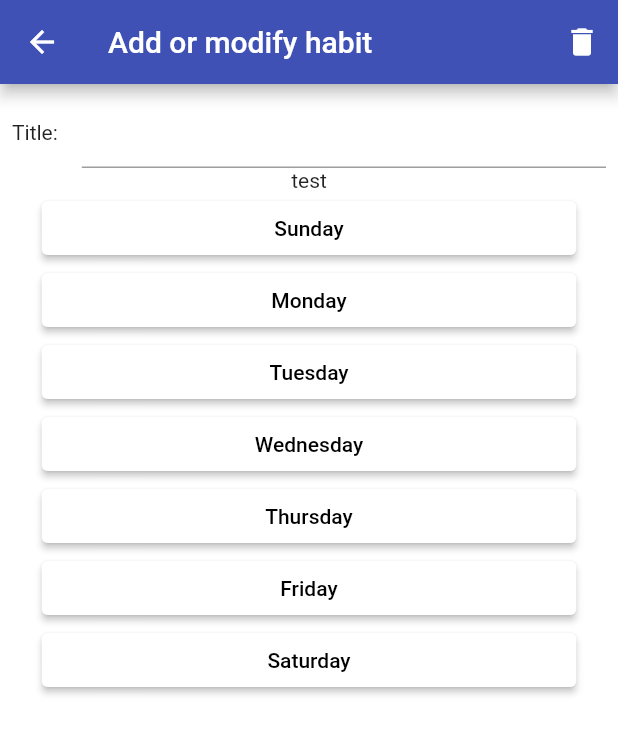
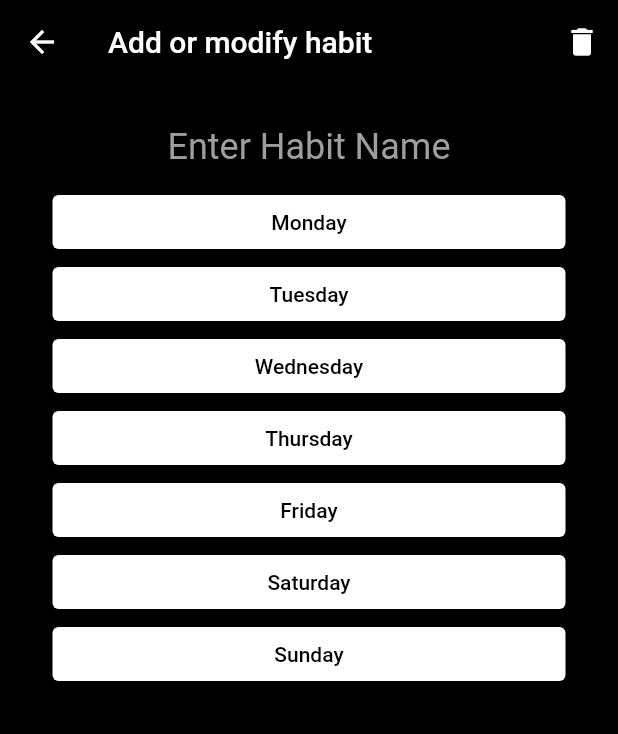
Before and after one commit to matta9001/habit-tracker, a Flutter app: the ManageHabits screen opened directly with empty values, after a tap on "Add New Habit", on a phone screen of 412 x 824 dp. Shown: the top 734 px of the screen. Run offline on Flutter 3.47's test engine with Material 2 defaults, Android fonts, the phone set to English and light mode, and no system bars; our stand-ins replace shared_preferences; accounts and stored records are empty.

Commit message:
Finished main functionality

```diff
--- a/lib/habit.dart
+++ b/lib/habit.dart
@@ -2,57 +2,57 @@ import 'package:flutter/material.dart';
 import 'dart:core';
 
 class Habit {
-
   String habit;
-  bool sunday;
-  bool monday;
-  bool tuesday;
-  bool wednesday;
-  bool thursday;
-  bool friday;
-  bool saturday;
+  var days = [false, false, false, false, false, false, false];
 
   Habit({
     required this.habit,
-    this.sunday = false,
-    this.monday = false,
-    this.tuesday = false,
-    this.wednesday = false,
-    this.thursday = false,
-    this.friday = false,
-    this.saturday = false,
   });
+
+  @override
+  String toString() {
+    // TODO: To persist data simply in a key/value pair, I need to have functions that convert habits to and from strings
+    // 'habitname:TFFTFFT'
+    String ret = habit + ":";
+    for(var d in days) {
+      if(d) {
+        ret += "T";
+      } else {
+        ret += "F";
+      }
+    }
+    return ret;
+  }
+
+  static Habit fromString(String s){
+    var split = s.split(":");
+    var habitName = split[0];
+    Habit h = Habit(habit: habitName);
+
+    for (int i = 0; i < 7; i++) {
+      if (split[1][i] == "T") {
+        h.setBoolFromInt(i);
+      }
+    }
+
+    return h;
+  }
 
   Widget getHabitTile() {
     return ListTile(
-      title: Text(habit),
+      title: Text(
+        habit,
+        style: const TextStyle(color: Colors.white),
+      ),
       //trailing: Text(date.toString())
     );
   }
 
-   bool setBoolFromInt(int i) {
-    switch(i) {
-      case 0: sunday = !sunday; break;
-      case 1: monday = !monday; break;
-      case 2: tuesday = !tuesday; break;
-      case 3: wednesday = !wednesday; break;
-      case 4: thursday = !thursday; break;
-      case 5: friday = !friday; break;
-      case 6: saturday = !saturday; break;
-    }
-    return false;
-  }
-  bool getBoolFromInt(int i) {
-    switch(i) {
-      case 0: return sunday;
-      case 1: return monday;
-      case 2: return tuesday;
-      case 3: return wednesday;
-      case 4: return thursday;
-      case 5: return friday;
-      case 6: return saturday;
-    }
-    return false;
+  void setBoolFromInt(int i) {
+    days[i] = !days[i];
   }
 
+  bool getBoolFromInt(int i) {
+    return days[i];
+  }
 }
--- a/lib/main.dart
+++ b/lib/main.dart
@@ -1,5 +1,6 @@
 import 'dart:developer';
 import 'dart:ui';
+import 'package:shared_preferences/shared_preferences.dart';
 
 import 'package:flutter/material.dart';
 import 'habit.dart';
@@ -15,52 +16,88 @@ class MyApp extends StatelessWidget {
       title: 'Habit Tracker',
       home: const Home(),
       theme: ThemeData(
+          canvasColor: Colors.black,
+          appBarTheme: const AppBarTheme(color: Colors.black, elevation: 0),
+          textTheme: const TextTheme(
+            bodyText1: TextStyle(),
+            bodyText2: TextStyle(),
+          ).apply(
+            bodyColor: Colors.white,
+            displayColor: Colors.white,
+          ),
+          floatingActionButtonTheme: FloatingActionButtonThemeData(
+              shape: RoundedRectangleBorder(
+                  borderRadius: BorderRadius.circular(8)),
+              backgroundColor: Colors.deepPurple[700]),
+          elevatedButtonTheme: ElevatedButtonThemeData(
+            style: ElevatedButton.styleFrom(
+                primary: Colors.white,
+                shape: RoundedRectangleBorder(
+                    borderRadius: BorderRadius.all(Radius.circular(4)))),
+          )),
+    );
+  }
+}
 
-        canvasColor: Colors.white,
+class Home extends StatefulWidget {
+  const Home({Key? key}) : super(key: key);
 
-        appBarTheme: const AppBarTheme(
-          color: Colors.indigo,
+  @override
+  _HomeState createState() => _HomeState();
+}
+
+class _HomeState extends State<Home> {
+
+  var habits = <Habit>[];
+
+  void loadHabits() async {
+    final prefs = await SharedPreferences.getInstance();
+    setState(() {
+
+      var habitList = prefs.getStringList('habits');
+      if (habitList != null){
+        for (var s in habitList) {
+          habits.add(Habit.fromString(s));
+        }
+      }
+
+    });
+  }
+
+  @override
+  Widget build(BuildContext context) {
+
+    loadHabits();
+
+    var _habits = <Widget>[];
+    int today = DateTime.now().weekday - 1;
+    for(var h in habits) {
+      if(h.days[today]){
+        _habits.add(h.getHabitTile());
+      }
+    }
+
+
+    return Scaffold(
+      appBar: AppBar(
+        title: const Text('Daily habits'),
       ),
-
-        accentColor: Colors.indigo
-
+      body: ListView(children: _habits),
+      floatingActionButton: FloatingActionButton.extended(
+        onPressed: () {
+          Navigator.push(
+              context,
+              MaterialPageRoute(
+                  builder: (context) => ManageHabits(
+                        habits: (habits),
+                      )));
+        },
+        label: Text('Manage Habits'),
       ),
     );
   }
 }
 
-class Home extends StatelessWidget {
-  const Home({Key? key}) : super(key: key);
-
-  @override
-  Widget build(BuildContext context) {
-
-    var _habits = <Widget>[];
-
-    return Scaffold(
-      appBar: AppBar(
-        title: const Text('Daily habits'),
-      ),
-
-      body: ListView (
-        children: _habits
-      ),
-
-      floatingActionButton: FloatingActionButton.extended (
-        onPressed: () {
-          // TODO: Load list from memory.
-          final habitlist = List.generate(
-            5,
-            (index) => Habit(habit: 'Habit $index')
-          );
-          Navigator.push(context, MaterialPageRoute(builder: (context) => ManageHabits(habits: habitlist,)));
-        },
-        label: Text('Manage Habits'),
-      ),
-    );
-  }
-
-}
 class ManageHabits extends StatefulWidget {
   const ManageHabits({Key? key, required this.habits}) : super(key: key);
 
@@ -72,52 +109,63 @@ class ManageHabits extends StatefulWidget {
 
 class _ManageHabitsState extends State<ManageHabits> {
 
+  void _saveHabits() async {
+    var stringList = <String>[];
+    for (var h in widget.habits) {
+      stringList.add(h.toString());
+    }
+  }
 
   @override
-  Widget build(BuildContext context){
+  Widget build(BuildContext context) {
     return Scaffold(
-
         appBar: AppBar(
           title: const Text('Manage habits'),
+          leading: BackButton(onPressed: () {
+            _saveHabits();
+            Navigator.pop(context);
+          }),
         ),
-
         body: ListView.builder(
-        itemCount: widget.habits.length,
+            itemCount: widget.habits.length * 2,
             itemBuilder: (context, index) {
+              if (index % 2 == 0) {
                 return ListTile(
-            title: Text(widget.habits[index].habit),
-            onTap: () => {
-              _editHabit(context, widget.habits[index])
-            },
+                  title: Builder(builder: (context) {
+                    return Text(
+                      widget.habits[index ~/ 2].habit,
+                      style: const TextStyle(color: Colors.white),
                     );
+                  }),
+                  onTap: () => {_editHabit(context, widget.habits[index ~/ 2])},
+                );
+              } else {
+                return Container(
+                    margin: EdgeInsets.fromLTRB(16, 0, 8, 0),
+                    child: const Divider(
+                      color: Colors.grey,
+                    ));
               }
-      ),
-
-      floatingActionButton: FloatingActionButton.extended (
+            }),
+        floatingActionButton: FloatingActionButton.extended(
           label: Text('Add New Habit'),
           onPressed: () {
             _editHabit(context, Habit(habit: ''));
           },
-      )
-    );
-
+        ));
   }
 
   void _editHabit(BuildContext context, Habit h) async {
     final result = await Navigator.push(
-      context,
-      MaterialPageRoute(
-        builder: (context) => EditHabit(habit: h)
-      )
-    );
+        context, MaterialPageRoute(builder: (context) => EditHabit(habit: h)));
 
     setState(() {
-      if(result == null || (result.habit).trim().length == 0) {
+      if (result == null || (result.habit).trim().length == 0) {
         // Delete a habit
         widget.habits.remove(h);
       } else {
         int idx = widget.habits.indexOf(result);
-        if(idx != -1) {
+        if (idx != -1) {
           // Edit a habit
           widget.habits[idx] = result;
         } else {
@@ -141,95 +189,81 @@ class _EditHabitState extends State<EditHabit> {
 
   @override
   Widget build(BuildContext context) {
-
     return Scaffold(
-
         appBar: AppBar(
           title: const Text('Add or modify habit'),
-        leading: BackButton(
-          onPressed: () {
+          leading: BackButton(onPressed: () {
             Navigator.pop(context, widget.habit);
-          }
-        ),
+          }),
           actions: <Widget>[
             // Delete button
             IconButton(
                 onPressed: () {
                   Navigator.pop(context, null);
                 },
-            icon: const Icon(Icons.delete)
-          ),
+                icon: const Icon(Icons.delete)),
           ],
         ),
-
         body: Container(
-        margin: const EdgeInsets.all(8),
-        child: Column(
-          mainAxisSize: MainAxisSize.min,
-          children: <Widget>[
-            Row(
-              children: <Widget>[
-                const Text('Title:'),
-                Expanded(
-                  child: Container(
-                    margin: const EdgeInsets.only(left: 16),
+            padding: const EdgeInsets.all(16),
+            child: ListView(children: <Widget>[
+              Center(
                 child: TextFormField(
                   initialValue: widget.habit.habit,
-                      onChanged: (newValue) => widget.habit.habit = newValue
+                  onChanged: (newValue) => widget.habit.habit = newValue,
+                  style: const TextStyle(color: Colors.white, fontSize: 24),
+                  textAlign: TextAlign.center,
+                  decoration: const InputDecoration(
+                      hintText: 'Enter Habit Name',
+                      hintStyle: TextStyle(color: Colors.grey)),
                 ),
-                  )
-                )
-              ],
               ),
-            const Text('test'),
               dayButtonsWidget(widget.habit)
-          ]
-        ),
-      )
-    );
+            ])));
   }
 
   Widget dayButtonsWidget(Habit h) {
-    const days = ["Sunday", "Monday", "Tuesday", "Wednesday", "Thursday", "Friday", "Saturday"];
+    const days = [
+      "Monday",
+      "Tuesday",
+      "Wednesday",
+      "Thursday",
+      "Friday",
+      "Saturday",
+      "Sunday"
+    ];
     var buttonList = <Widget>[];
 
-    for (int i = 0; i < days.length; i++){
-
+    for (int i = 0; i < days.length; i++) {
       ButtonStyle activeStatus;
       TextStyle activeStatusText;
-      if(h.getBoolFromInt(i)) {
+      if (h.getBoolFromInt(i)) {
         activeStatusText = TextStyle(color: Colors.white);
-        activeStatus = ElevatedButton.styleFrom(
-          primary: Colors.blue
-        );
+        activeStatus =
+            ElevatedButton.styleFrom(primary: Colors.deepPurple[700]);
       } else {
         activeStatusText = TextStyle(color: Colors.black);
-        activeStatus = ElevatedButton.styleFrom(
-          primary: Colors.white
-        );
+        activeStatus = ElevatedButton.styleFrom();
       }
 
-      buttonList.add(
-        FractionallySizedBox(
+      buttonList.add(FractionallySizedBox(
           widthFactor: 0.9,
           child: ElevatedButton(
             style: activeStatus,
-            onPressed: () {setState(() {
+            onPressed: () {
+              setState(() {
                 h.setBoolFromInt(i);
-            });},
+              });
+            },
             child: Text(
               days[i],
               style: activeStatusText,
             ),
-          )
-        )
-      );
+          )));
     }
 
-    return Container(
-      child: Column(
+    return Column(
       children: buttonList,
-      )
     );
   }
 }
--- a/pubspec.yaml
+++ b/pubspec.yaml
@@ -18,7 +18,7 @@ publish_to: 'none' # Remove this line if you wish to publish to pub.dev
 version: 1.0.0+1
 
 environment:
-  sdk: ">=2.12.0 <3.0.0"
+  sdk: ">=2.15.0 <3.0.0"
 
 # Dependencies specify other packages that your package needs in order to work.
 # To automatically upgrade your package dependencies to the latest versions
@@ -29,6 +29,7 @@ environment:
 dependencies:
   flutter:
     sdk: flutter
+  shared_preferences: ^2.0.13
 
 
   # The following adds the Cupertino Icons font to your application.
```
Also changed, not shown: pubspec.lock. Lines whose indentation alone changed are shown as unchanged.
